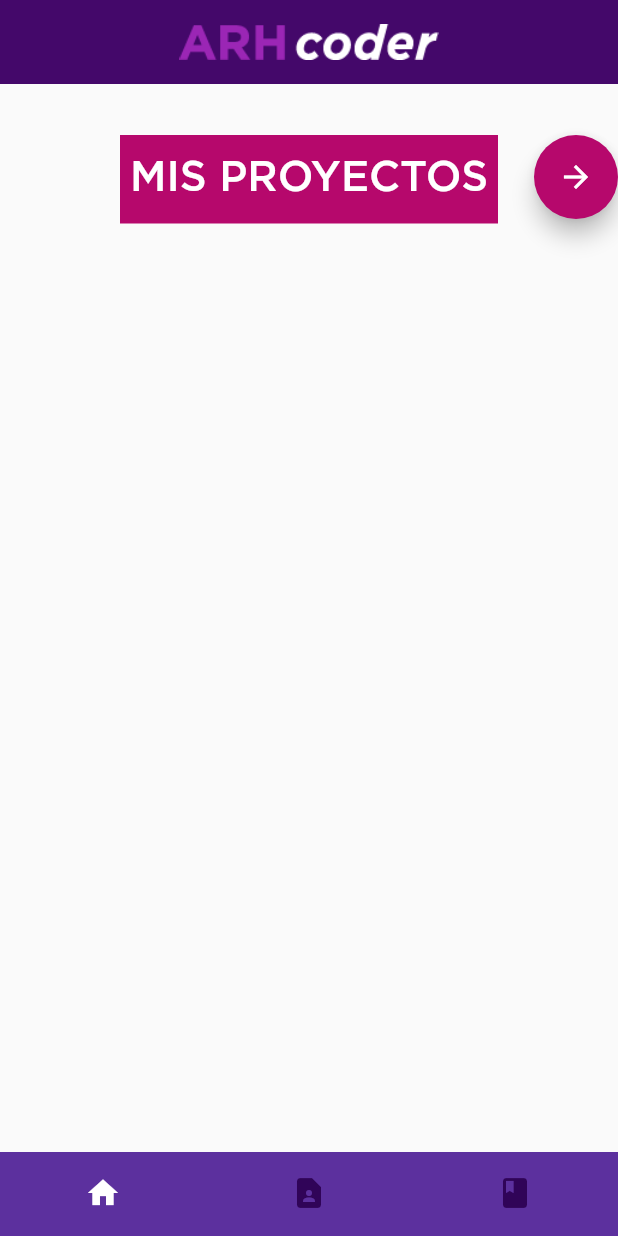
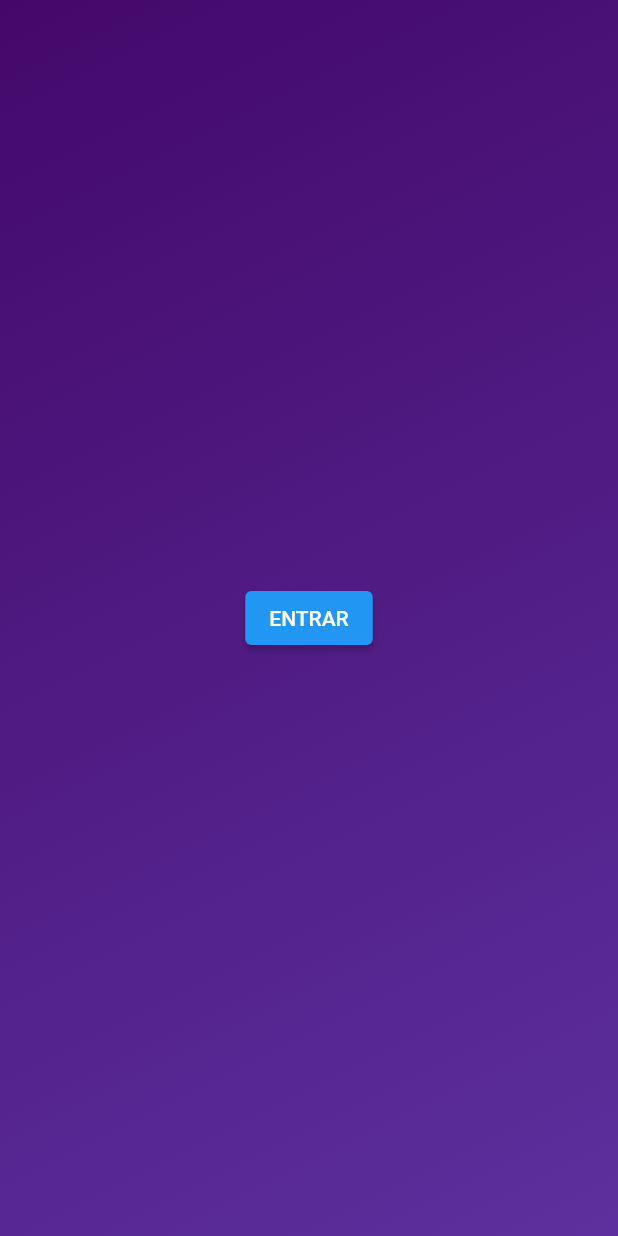
Before and after one commit to arhcoder/arhcoder, a Flutter app: the screen it shows after launch, on a phone screen of 412 x 824 dp. Run offline on Flutter 3.47's test engine with Material 2 defaults, Android fonts, the phone set to English and light mode, and no system bars; our stand-ins replace get.

Commit message:
Se agregó la página Index (vacía), y se implementó se navegación deseada usando GetX con rutas decididas

```diff
--- a/lib/00_Index/Index.dart
+++ b/lib/00_Index/Index.dart
@@ -0,0 +1,30 @@
+import 'package:flutter/material.dart';
+import 'package:get/get.dart';
+
+import 'package:arhcoder/Theme/Theme.dart';
+
+class Index extends StatelessWidget
+{
+    @override
+    Widget build(BuildContext context)
+    {
+        return Scaffold
+        (
+            body: Container
+            (
+                decoration: BoxDecoration
+                (
+                    gradient: AppGradients.horizontalPrimarySecundary
+                ),
+                child: Center
+                (
+                    child: ElevatedButton
+                    (
+                        onPressed: (){ Get.offNamed("/home"); },
+                        child: Text("ENTRAR")
+                    )
+                )
+            )
+        );
+    }
+}
--- a/lib/main.dart
+++ b/lib/main.dart
@@ -1,5 +1,8 @@
 import 'package:flutter/material.dart';
-import 'package:arhcoder/App/App.dart';
+import 'package:get/get.dart';
+
+import '00_Index/Index.dart';
+import 'App/App.dart';
 
 //  Esquema de páginas //
 
@@ -39,11 +42,17 @@ class MyApp extends StatelessWidget
     @override
     Widget build(BuildContext context)
     {
-        return MaterialApp
+        return GetMaterialApp
         (
             debugShowCheckedModeBanner: false,
             title: 'ARH Coder - Portafolio de Proyectos',
-            home: App()
+
+            initialRoute: "/index",
+            getPages:
+            [
+                GetPage(name: "/index", page: () => Index()),
+                GetPage(name: "/home", page: () => App())
+            ]
         );
     }
 }
```
